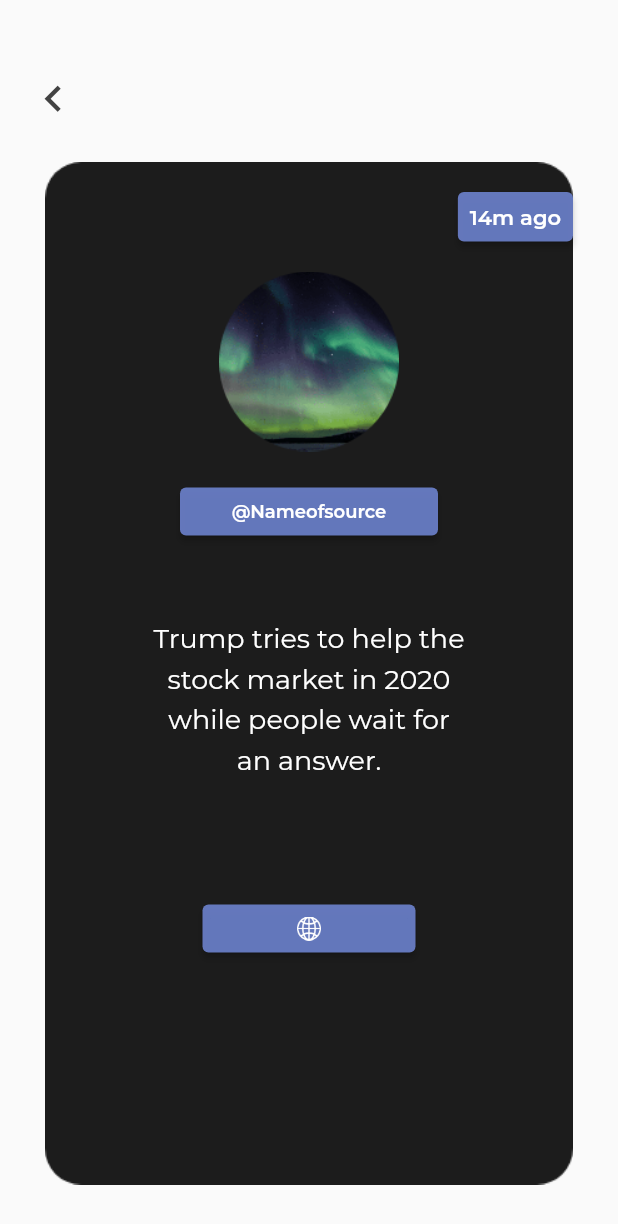
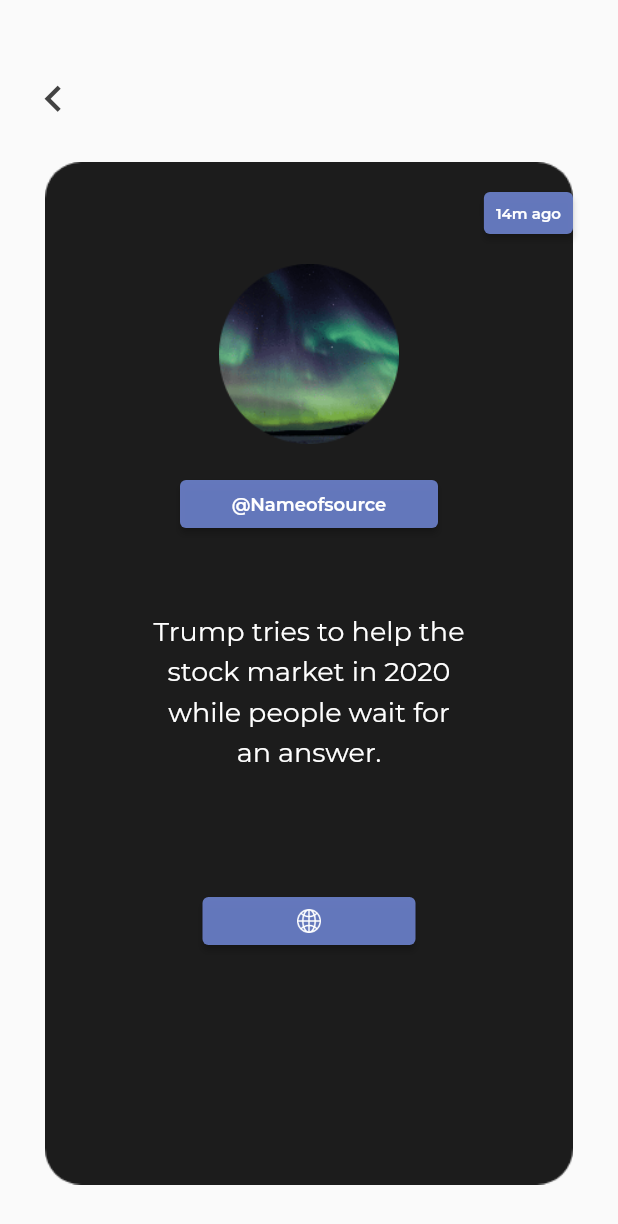
Before and after one commit to shahrukhktk/Kevin-Flutter-UI, a Flutter app: the SecondScreen screen opened directly, on a phone screen of 412 x 824 dp. Shown: the top 1224 px of the screen. Run offline on Flutter 3.47's test engine with Material 2 defaults, Android fonts, the phone set to English and light mode, and no system bars.

Commit message:
initial commit FIRST SCREEN SECOND SCREEN PROJECT Completed

```diff
--- a/lib/screens/screen_two.dart
+++ b/lib/screens/screen_two.dart
@@ -54,7 +54,7 @@ class _SecondScreenState extends State<SecondScreen> {
                             child: Center(
                               child: Text('14m ago',
                                 style: TextStyle(
-                                  fontSize: 14.0, color: Colors.white, fontWeight: FontWeight.w600, fontFamily: 'Monteserrat',
+                                  fontSize: 10.0, color: Colors.white, fontWeight: FontWeight.w600, fontFamily: 'Monteserrat',
                                 ),),
                             ),
                           ),
```
